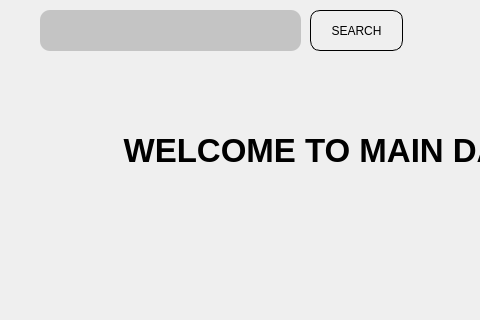
This is dashboard.ui in Monkey2580/AI-Final as Qt 5 draws it before an edit; both pictures show x 0 to 480 and y 0 to 320 of the 800 by 600 pixel window. The edited form follows.
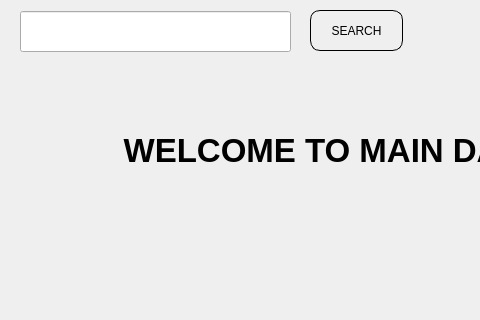
This is the edited form.

Commit message: search recommendation implemented on dashboard.py

Patch:
```diff
--- a/dashboard.ui
+++ b/dashboard.ui
@@ -64,21 +64,6 @@
      <set>Qt::AlignCenter</set>
     </property>
    </widget>
-   <widget class="QLineEdit" name="search_input">
-    <property name="geometry">
-     <rect>
-      <x>40</x>
-      <y>10</y>
-      <width>261</width>
-      <height>41</height>
-     </rect>
-    </property>
-    <property name="styleSheet">
-     <string notr="true">border-radius:10px;
-background-color:#c4c4c4;
-</string>
-    </property>
-   </widget>
    <widget class="QLabel" name="label_11">
     <property name="geometry">
      <rect>
@@ -119,6 +104,16 @@
      <string>SEARCH</string>
     </property>
    </widget>
+   <widget class="QLineEdit" name="lineEdit_songSearch">
+    <property name="geometry">
+     <rect>
+      <x>20</x>
+      <y>11</y>
+      <width>271</width>
+      <height>41</height>
+     </rect>
+    </property>
+   </widget>
   </widget>
  </widget>
  <resources/>
```
The commit also changes 10 other files.
